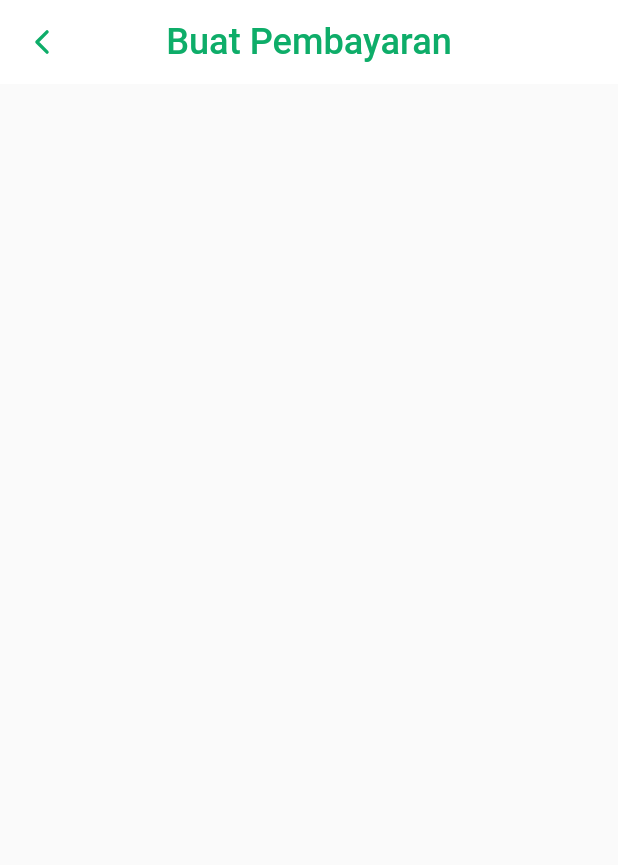
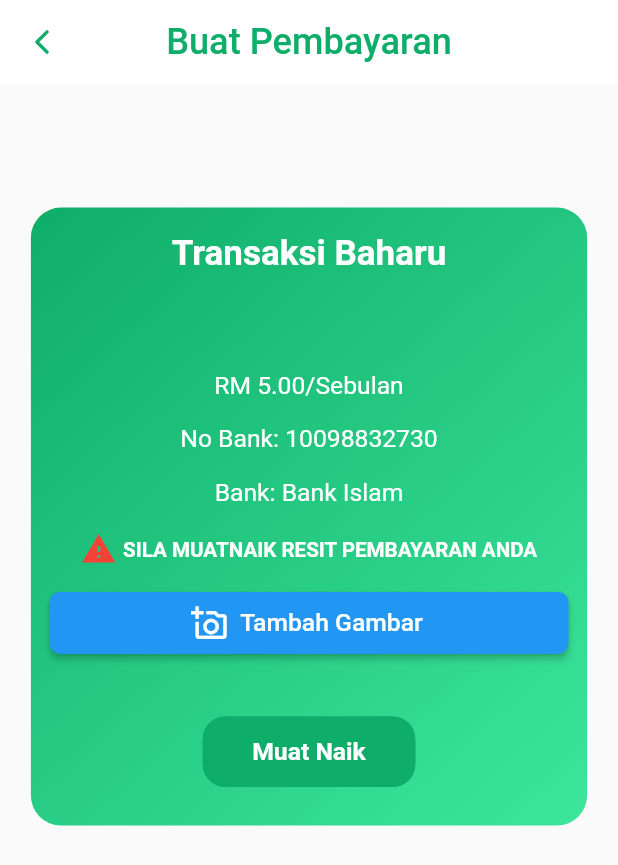
Before and after one commit to Addin15/my_khairat, a Flutter app: the CreatePayment screen opened directly, on a phone screen of 412 x 824 dp. Shown: the top 865 px of the screen. Run offline on Flutter 3.47's test engine with Material 2 defaults, Android fonts, the phone set to English and light mode, and no system bars; our stand-ins replace carousel_slider, flutter_secure_storage, flutter_spinkit, google_fonts, hive, hive_flutter and 2 more; accounts and stored records are empty; network calls fail; Roboto replaces fonts that are missing (Ubuntu).

Commit message:
Payment Upload and Received

```diff
--- /dev/null
+++ b/lib/pages/home/Payment/create_payment.dart
@@ -0,0 +1,171 @@
+import 'package:flutter/material.dart';
+import 'package:ionicons/ionicons.dart';
+import 'package:my_khairat/pages/home/Payment/payment_received.dart';
+import 'package:my_khairat/styles/app_color.dart';
+import 'package:my_khairat/styles/custom_text_button.dart';
+import 'package:sizer/sizer.dart';
+
+class CreatePayment extends StatefulWidget {
+  const CreatePayment({Key? key}) : super(key: key);
+
+  @override
+  State<CreatePayment> createState() => _CreatePaymentState();
+}
+
+class _CreatePaymentState extends State<CreatePayment> {
+  @override
+  Widget build(BuildContext context) {
+    return Scaffold(
+      appBar: AppBar(
+        centerTitle: true,
+        title: Text(
+          'Buat Pembayaran',
+          style: TextStyle(color: AppColor.primary),
+        ),
+        elevation: 0.0,
+        backgroundColor: Colors.white,
+        leading: IconButton(
+          icon: const Icon(Ionicons.chevron_back),
+          color: AppColor.primary,
+          onPressed: () => Navigator.pop(context),
+        ),
+      ),
+      body: Center(
+        child: SafeArea(
+          child: Column(
+            mainAxisAlignment: MainAxisAlignment.start,
+            crossAxisAlignment: CrossAxisAlignment.center,
+            children: [
+              SizedBox(
+                height: 10.h,
+              ),
+              Container(
+                decoration: BoxDecoration(
+                  borderRadius: BorderRadius.circular(20),
+                  gradient: LinearGradient(
+                    begin: Alignment.topLeft,
+                    end: Alignment.bottomRight,
+                    colors: [
+                      AppColor.primary,
+                      AppColor.secondary,
+                    ],
+                  ),
+                ),
+                padding: EdgeInsets.symmetric(horizontal: 3.w, vertical: 1.h),
+                width: 90.w,
+                height: 50.h,
+                child: Column(
+                  children: [
+                    SizedBox(
+                      height: 1.h,
+                    ),
+                    Text(
+                      "Transaksi Baharu",
+                      style: TextStyle(
+                        color: Colors.white,
+                        fontSize: 17.sp,
+                        fontWeight: FontWeight.bold,
+                      ),
+                      textAlign: TextAlign.center,
+                    ),
+                    SizedBox(
+                      height: 8.h,
+                    ),
+                    Text(
+                      "RM 5.00/Sebulan",
+                      style: TextStyle(
+                        color: Colors.white,
+                        fontSize: 12.sp,
+                      ),
+                      textAlign: TextAlign.center,
+                    ),
+                    SizedBox(
+                      height: 2.h,
+                    ),
+                    Text(
+                      "No Bank: 10098832730",
+                      style: TextStyle(
+                        color: Colors.white,
+                        fontSize: 12.sp,
+                      ),
+                      textAlign: TextAlign.center,
+                    ),
+                    SizedBox(
+                      height: 2.h,
+                    ),
+                    Text(
+                      "Bank: Bank Islam",
+                      style: TextStyle(
+                        color: Colors.white,
+                        fontSize: 12.sp,
+                      ),
+                      textAlign: TextAlign.center,
+                    ),
+                    SizedBox(
+                      height: 2.h,
+                    ),
+                    Row(
+                      crossAxisAlignment: CrossAxisAlignment.center,
+                      mainAxisAlignment: MainAxisAlignment.center,
+                      children: [
+                        Icon(
+                          Icons.warning,
+                          color: Colors.red,
+                        ),
+                        SizedBox(
+                          width: 1.w,
+                        ),
+                        Text(
+                          "SILA MUATNAIK RESIT PEMBAYARAN ANDA",
+                          style: TextStyle(
+                              color: Colors.white,
+                              fontSize: 10.sp,
+                              fontWeight: FontWeight.bold),
+                        ),
+                      ],
+                    ),
+                    SizedBox(
+                      height: 2.h,
+                    ),
+                    SizedBox(
+                      width: double.infinity,
+                      height: 5.h,
+                      child: ElevatedButton.icon(
+                        style: ElevatedButton.styleFrom(
+                          shape: RoundedRectangleBorder(
+                            borderRadius: BorderRadius.circular(5.sp),
+                          ),
+                        ),
+                        icon: Icon(
+                          Icons.add_a_photo_outlined,
+                          size: 18.sp,
+                        ),
+                        onPressed: () {},
+                        label: Text(
+                          'Tambah Gambar',
+                          style: TextStyle(fontSize: 12.sp),
+                        ),
+                      ),
+                    ),
+                    SizedBox(
+                      height: 5.h,
+                    ),
+                    customTextButton(
+                        label: 'Muat Naik',
+                        onPressed: () {
+                          Navigator.push(
+                            context,
+                            MaterialPageRoute(
+                                builder: (context) => PaymentReceived()),
+                          );
+                        }),
+                  ],
+                ),
+              ),
+            ],
+          ),
+        ),
+      ),
+    );
+  }
+}
--- a/lib/pages/home/create_payment.dart
+++ /dev/null
@@ -1,32 +0,0 @@
-import 'package:flutter/material.dart';
-import 'package:ionicons/ionicons.dart';
-import 'package:my_khairat/styles/app_color.dart';
-
-class CreatePayment extends StatefulWidget {
-  const CreatePayment({Key? key}) : super(key: key);
-
-  @override
-  State<CreatePayment> createState() => _CreatePaymentState();
-}
-
-class _CreatePaymentState extends State<CreatePayment> {
-  @override
-  Widget build(BuildContext context) {
-    return Scaffold(
-      appBar: AppBar(
-        centerTitle: true,
-        title: Text(
-          'Buat Pembayaran',
-          style: TextStyle(color: AppColor.primary),
-        ),
-        elevation: 0.0,
-        backgroundColor: Colors.white,
-        leading: IconButton(
-          icon: const Icon(Ionicons.chevron_back),
-          color: AppColor.primary,
-          onPressed: () => Navigator.pop(context),
-        ),
-      ),
-    );
-  }
-}
--- a/lib/pages/home/home.dart
+++ b/lib/pages/home/home.dart
@@ -8,7 +8,7 @@ import 'package:intl/intl.dart';
 import 'package:my_khairat/DAO/user_dao.dart';
 import 'package:my_khairat/models/user.dart';
 import 'package:my_khairat/pages/auth/login.dart';
-import 'package:my_khairat/pages/home/create_payment.dart';
+import 'package:my_khairat/pages/home/Payment/create_payment.dart';
 import 'package:my_khairat/pages/home/money_claim.dart';
 import 'package:my_khairat/pages/home/payment_history.dart';
 import 'package:my_khairat/styles/app_color.dart';
--- a/lib/styles/custom_text_button.dart
+++ b/lib/styles/custom_text_button.dart
@@ -0,0 +1,91 @@
+import 'package:flutter/material.dart';
+import 'package:ionicons/ionicons.dart';
+import 'package:my_khairat/styles/app_color.dart';
+import 'package:sizer/sizer.dart';
+
+// custom text form field
+customTextFormField({
+  required String hintText,
+  required IconData icon,
+  required TextEditingController controller,
+  required FocusNode focusNode,
+  required String? Function(String? text) validator,
+  bool isObscured = false,
+}) =>
+    TextFormField(
+      decoration: InputDecoration(
+        hintText: hintText,
+        prefixIcon: Icon(
+          icon,
+          color: AppColor.primary,
+        ),
+        prefixIconColor: AppColor.primary,
+        isDense: true,
+        border: OutlineInputBorder(
+          borderRadius: BorderRadius.circular(15),
+          borderSide: BorderSide(color: AppColor.primary, width: 2),
+        ),
+        focusedBorder: OutlineInputBorder(
+          borderRadius: BorderRadius.circular(15),
+          borderSide: BorderSide(color: AppColor.primary, width: 2),
+        ),
+        disabledBorder: OutlineInputBorder(
+          borderRadius: BorderRadius.circular(15),
+          borderSide: BorderSide(color: Colors.red.shade700, width: 2),
+        ),
+      ),
+      controller: controller,
+      focusNode: focusNode,
+      obscureText: isObscured,
+      validator: validator,
+    );
+
+// custom text button
+customTextButton({
+  required String label,
+  required Function() onPressed,
+  Color? labelColor,
+  Color? borderColor,
+  Color? backgroundColor,
+}) =>
+    TextButton(
+      style: TextButton.styleFrom(
+        backgroundColor: backgroundColor ?? AppColor.primary,
+        padding: EdgeInsets.symmetric(horizontal: 8.w, vertical: 1.7.h),
+        shape: RoundedRectangleBorder(
+          borderRadius: BorderRadius.circular(15),
+          side: BorderSide(
+            color: borderColor ?? AppColor.primary,
+            width: 2,
+          ),
+        ),
+      ),
+      onPressed: onPressed,
+      child: Text(
+        label,
+        style: TextStyle(
+          color: labelColor ?? Colors.white,
+          fontSize: 12.sp,
+          fontWeight: FontWeight.w600,
+        ),
+      ),
+    );
+
+// Custom app bar
+customAppBar({
+  required BuildContext context,
+  required Widget title,
+}) =>
+    AppBar(
+      leading: IconButton(
+        icon: Icon(
+          Ionicons.chevron_back,
+          color: AppColor.primary,
+        ),
+        onPressed: () => Navigator.pop(context),
+      ),
+      title: title,
+      elevation: 0.0,
+      backgroundColor: Colors.white,
+      centerTitle: true,
+    );
```
Also changed, not shown: lib/pages/home/Payment/payment_received.dart (added, +119 -0 lines), lib/pages/home/payment_history.dart (+4 -14 lines).
